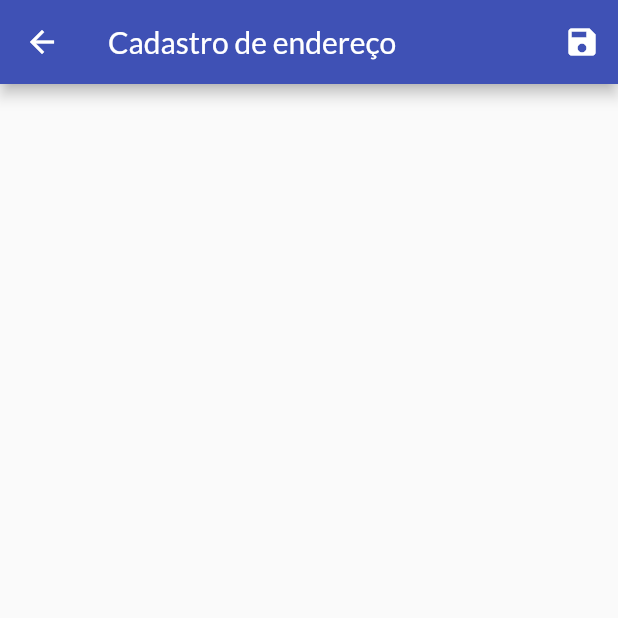
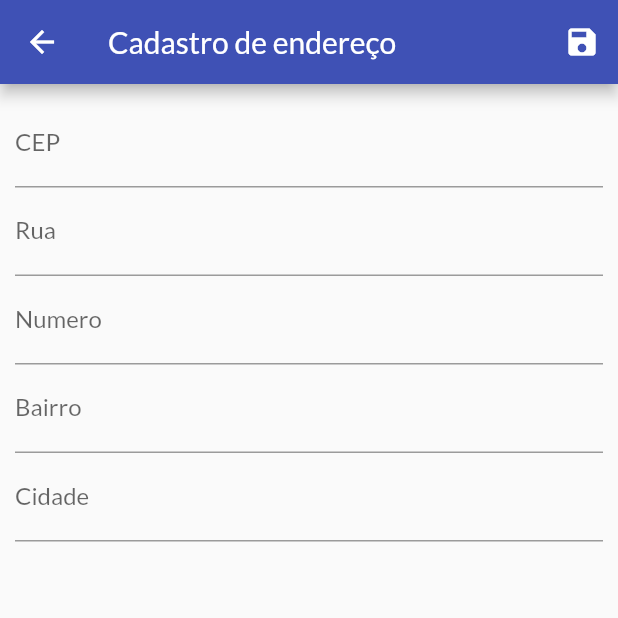
Before and after one commit to avelar42/SAGOS_FLUTTER, a Flutter app: the AddressFormScreen screen opened by its route, on a phone screen of 412 x 824 dp, the top half of it. Run offline on Flutter 3.47's test engine with Material 2 defaults, Android fonts, the phone set to English and light mode, and no system bars; our stand-ins replace mask_text_input_formatter.

Commit message:
Implementation of body address form screen

```diff
--- a/lib/views/addressform_screen.dart
+++ b/lib/views/addressform_screen.dart
@@ -8,6 +8,8 @@ class AddressFormScreen extends StatefulWidget {
 }
 
 class _AddressFormScreenState extends State<AddressFormScreen> {
+  final _formKey = GlobalKey<FormState>();
+
   @override
   Widget build(BuildContext context) {
     return Scaffold(
@@ -15,6 +17,39 @@ class _AddressFormScreenState extends State<AddressFormScreen> {
         title: Text('Cadastro de endereço'),
         actions: [IconButton(onPressed: () {}, icon: Icon(Icons.save))],
       ),
+      body: Padding(
+          padding: EdgeInsets.all(10),
+          child: Form(
+              key: _formKey,
+              child: ListView(
+                children: [
+                  //Text('Codigo: 1'),
+                  TextFormField(
+                      decoration: InputDecoration(label: Text('CEP')),
+                      keyboardType: TextInputType.number,
+                      textInputAction: TextInputAction.next),
+                  TextFormField(
+                    decoration: InputDecoration(label: Text('Rua')),
+                    keyboardType: TextInputType.name,
+                    textInputAction: TextInputAction.next,
+                  ),
+                  TextFormField(
+                    decoration: InputDecoration(label: Text('Numero')),
+                    keyboardType: TextInputType.number,
+                    textInputAction: TextInputAction.next,
+                  ),
+                  TextFormField(
+                    decoration: InputDecoration(label: Text('Bairro')),
+                    keyboardType: TextInputType.name,
+                    textInputAction: TextInputAction.next,
+                  ),
+                  TextFormField(
+                    decoration: InputDecoration(label: Text('Cidade')),
+                    keyboardType: TextInputType.name,
+                    textInputAction: TextInputAction.done,
+                  ),
+                ],
+              ))),
     );
   }
 }
```
